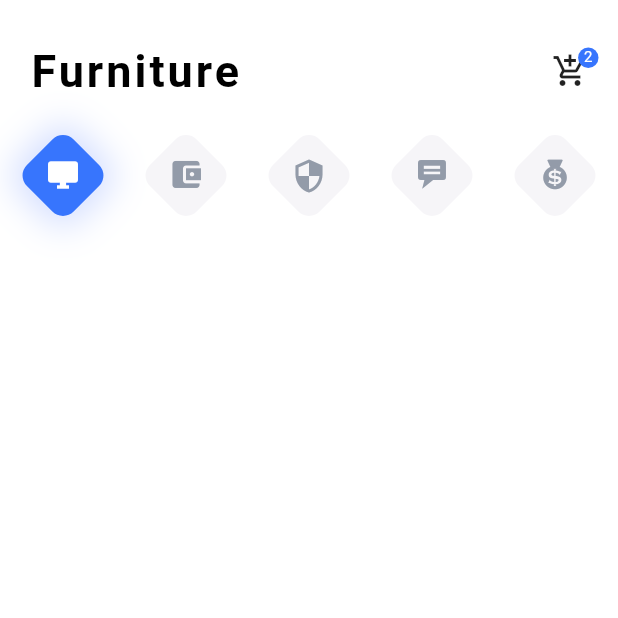
After one commit to mausamRayamajhi/flutter_dribble_ui_one, a Flutter app: the screen it shows after launch, after a tap on an icon or button, on a phone screen of 412 x 824 dp, the top half of it. The commit adds this screen. Run offline on Flutter 3.47's test engine with Material 2 defaults, Android fonts, the phone set to English and light mode, and no system bars.

Commit message:
furniture sectin added

```diff
--- a/lib/main.dart
+++ b/lib/main.dart
@@ -1,3 +1,4 @@
+import 'package:dribble_one/src/pages/furniture.dart';
 import 'package:dribble_one/src/pages/profile.dart';
 import 'package:flutter/material.dart';
 
@@ -9,9 +10,19 @@ class MyApp extends StatelessWidget {
     return MaterialApp(
       debugShowCheckedModeBanner: false,
       title: 'Flutter Demo',
-      home: SafeArea(
-        child: Profile(),
-      ),
+      initialRoute: '/',
+      routes: <String, WidgetBuilder>{
+        '/': (BuildContext context) => SafeArea(
+              child: SafeArea(
+                child: Profile(),
+              ),
+            ),
+        '/furniture': (BuildContext context) => SafeArea(
+              child: SafeArea(
+                child: Furniture(),
+              ),
+            ),
+      },
     );
   }
 }
--- /dev/null
+++ b/lib/src/pages/furniture.dart
@@ -0,0 +1,36 @@
+import 'package:dribble_one/src/widgets/furniture/furniture_categories.dart';
+import 'package:dribble_one/src/widgets/title_large.dart';
+import 'package:flutter/material.dart';
+
+class Furniture extends StatelessWidget {
+  @override
+  Widget build(BuildContext context) {
+    return Material(
+      color: Colors.white,
+      child: Padding(
+        padding: const EdgeInsets.only(
+          left: 20.0,
+          right: 20.0,
+          top: 30.0,
+        ),
+        child: Column(
+          //mainAxisSize: MainAxisSize.max,
+          crossAxisAlignment: CrossAxisAlignment.start,
+          children: <Widget>[
+            TitleLarge(
+              title: 'Furniture',
+              icon: Icons.add_shopping_cart,
+            ),
+            SizedBox(
+              height: 30.0,
+            ),
+            FurnitureCategories(),
+            SizedBox(
+              height: 30.0,
+            ),
+          ],
+        ),
+      ),
+    );
+  }
+}
--- a/lib/src/utils/constant.dart
+++ b/lib/src/utils/constant.dart
@@ -9,6 +9,8 @@ const Color profile_info_privacy = Color(0xFFF369B7);
 const Color profile_info_general = Color(0xFFFFC85B);
 const Color profile_info_notification = Color(0xFF5DD1D3);
 const Color profile_item_color = Color(0xFFC4C5C9);
+
+const Color furnitureCateDisableColor = Color(0xFF939BA9);
 
 const List profileItems = [
   {'count': '846', 'name': 'Collect'},
@@ -22,6 +24,14 @@ List<Catg> listProfileCategories = [
   Catg(name: 'Delivery', icon: CustomIcon.truck, number: 0),
   Catg(name: 'Message', icon: CustomIcon.chat, number: 2),
   Catg(name: 'Service', icon: CustomIcon.money, number: 0),
+];
+
+List<FurnitureCatg> furnitureCategoriesList = [
+  FurnitureCatg(icon: Icons.desktop_windows, elivation: true),
+  FurnitureCatg(icon: CustomIcon.account_balance_wallet, elivation: false),
+  FurnitureCatg(icon: Icons.security, elivation: false),
+  FurnitureCatg(icon: CustomIcon.chat, elivation: false),
+  FurnitureCatg(icon: CustomIcon.money, elivation: false),
 ];
 
 List<ProfileMenu> profileMenuList = [
@@ -65,3 +75,9 @@ class Catg {
   int number;
   Catg({this.icon, this.name, this.number});
 }
+
+class FurnitureCatg {
+  IconData icon;
+  bool elivation;
+  FurnitureCatg({this.icon, this.elivation});
+}
--- /dev/null
+++ b/lib/src/widgets/furniture/furniture_categories.dart
@@ -0,0 +1,18 @@
+import 'package:dribble_one/src/utils/constant.dart';
+import 'package:dribble_one/src/widgets/furniture/furniture_category.dart';
+import 'package:flutter/material.dart';
+
+class FurnitureCategories extends StatelessWidget {
+  @override
+  Widget build(BuildContext context) {
+    return Row(
+      mainAxisAlignment: MainAxisAlignment.spaceBetween,
+      children: <Widget>[
+        for (FurnitureCatg catg in furnitureCategoriesList)
+          FurnitureCategory(
+            item: catg,
+          )
+      ],
+    );
+  }
+}
--- /dev/null
+++ b/lib/src/widgets/furniture/furniture_category.dart
@@ -0,0 +1,39 @@
+import 'dart:math';
+
+import 'package:dribble_one/src/utils/constant.dart';
+import 'package:flutter/material.dart';
+
+class FurnitureCategory extends StatelessWidget {
+  final FurnitureCatg item;
+  FurnitureCategory({@required this.item});
+  @override
+  Widget build(BuildContext context) {
+    return Transform.rotate(
+      angle: pi / 4,
+      child: Container(
+        padding: EdgeInsets.all(10.0),
+        decoration: BoxDecoration(
+          boxShadow: [
+            if (item.elivation)
+              BoxShadow(
+                color: Color(0xFFD1DCFF),
+                blurRadius: 20.0, // has the effect of softening the shadow
+                spreadRadius: 5.0, // has the effect of extending the shadow
+              )
+          ],
+          color: item.elivation
+              ? profile_info_background
+              : profile_info_categories_background,
+          borderRadius: BorderRadius.all(Radius.circular(10.0)),
+        ),
+        child: Transform.rotate(
+          angle: -pi / 4,
+          child: Icon(
+            item.icon,
+            color: item.elivation ? Colors.white : furnitureCateDisableColor,
+          ),
+        ),
+      ),
+    );
+  }
+}
--- a/lib/src/widgets/profile/category.dart
+++ b/lib/src/widgets/profile/category.dart
@@ -6,14 +6,18 @@ class Category extends StatelessWidget {
   Category({this.catg});
   @override
   Widget build(BuildContext context) {
-    print('Category = ' + catg.name.toString());
     return Column(
       mainAxisSize: MainAxisSize.min,
       children: <Widget>[
         Stack(
           overflow: Overflow.visible,
           children: <Widget>[
-            Container(
+            GestureDetector(
+              onTap: () {
+                if (catg.name == listProfileCategories[0].name)
+                  Navigator.pushNamed(context, '/furniture');
+              },
+              child: Container(
                 padding: EdgeInsets.all(10.0),
                 decoration: BoxDecoration(
                   shape: BoxShape.circle,
@@ -22,6 +26,7 @@ class Category extends StatelessWidget {
                 child: Icon(
                   catg.icon,
                   // size: 20.0,
+                ),
               ),
             ),
             catg.number > 0
```
Lines whose indentation alone changed are shown as unchanged.
